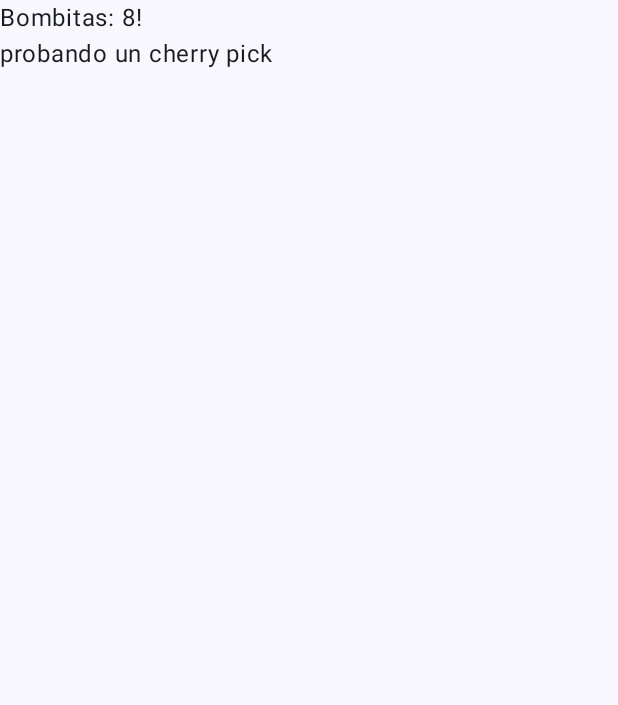
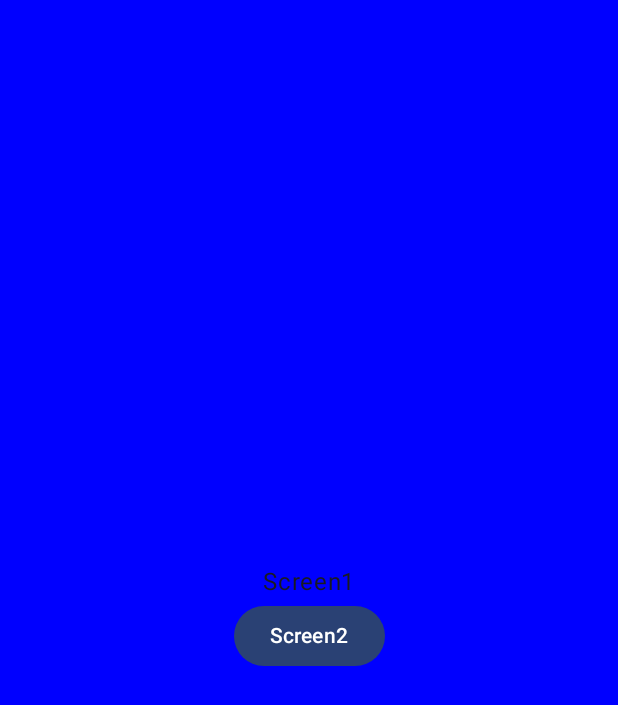
Before and after one commit to JFGdeveloper/Gitpruebas_fjg, an Android app built with Jetpack Compose: the screen it shows after launch (MainActivity), on a phone screen of 412 x 824 dp. Shown: the top 705 px of the screen. Run offline under Robolectric (Android 15) with nearby library versions, the phone set to English and light mode, and no system bars.

Commit message:
NAVEGACION SIMPLE

```diff
--- a/app/src/main/java/com/jfg/gitpruebas/MainActivity.kt
+++ b/app/src/main/java/com/jfg/gitpruebas/MainActivity.kt
@@ -1,32 +1,25 @@
 package com.jfg.gitpruebas
 
 import android.os.Bundle
-import android.widget.ProgressBar
-import android.widget.Toast
 import androidx.activity.ComponentActivity
 import androidx.activity.compose.setContent
 import androidx.activity.viewModels
-import androidx.compose.foundation.layout.Box
-import androidx.compose.foundation.layout.Column
 import androidx.compose.foundation.layout.fillMaxSize
 import androidx.compose.material3.MaterialTheme
-import androidx.compose.material3.ProgressIndicatorDefaults
 import androidx.compose.material3.Surface
-import androidx.compose.material3.Text
-import androidx.compose.runtime.Composable
-import androidx.compose.ui.Alignment
 import androidx.compose.ui.Modifier
-import androidx.compose.ui.platform.LocalContext
-import androidx.compose.ui.tooling.preview.Preview
-import com.jfg.gitpruebas.presentation.GitPruebasViewModel
-import com.jfg.gitpruebas.presentation.ui.MainResponse
+import androidx.navigation.compose.NavHost
+import androidx.navigation.compose.composable
+import androidx.navigation.compose.rememberNavController
+import com.jfg.gitpruebas.presentation.BombitasVm
+import com.jfg.gitpruebas.presentation.Screen1
+import com.jfg.gitpruebas.presentation.Screen2
+import com.jfg.gitpruebas.presentation.ValidateBombitas
 import com.jfg.gitpruebas.presentation.ui.theme.GitPruebasTheme
-import kotlinx.coroutines.GlobalScope
-import kotlinx.coroutines.launch
 
 class MainActivity : ComponentActivity() {
 
-    val vm by viewModels<GitPruebasViewModel>()
+    val vm by viewModels<BombitasVm>()
 
 
     override fun onCreate(savedInstanceState: Bundle?) {
@@ -41,44 +34,19 @@ class MainActivity : ComponentActivity() {
                 ) {
 
                    vm.getBombitasState()
-                    ValidateScreen(vm = vm)
+                    val controller = rememberNavController()
+                    NavHost(navController = controller, startDestination = "screen1") {
+                        composable("screen1") { Screen1(controller = controller) }
+                        composable("screen2") { Screen2(controller = controller) }
+                        composable("bombitas") { ValidateBombitas(vm = vm, controller = controller )}
+                    }
+
                 }
             }
         }
     }
 }
 
-@Composable
-fun Greeting(name: String, modifier: Modifier = Modifier) {
-
-    Column(modifier = Modifier.fillMaxSize()) {
-        Text(
-                text = "Bombitas: $name!",
-                modifier = modifier
-        )
-        Text(text = "probando un cherry pick")
-    }
-
-}
-
-@Composable
-fun ValidateScreen(vm: GitPruebasViewModel) {
-
-    val context = LocalContext.current
-    when(val repo = vm.bombitasState){
-        MainResponse.Loading -> {
-            ProgressBar(context)
-        }
-
-        is MainResponse.Error -> {
-
-            Toast.makeText(context,"ERROR: ${repo.msg}",Toast.LENGTH_SHORT).show()
-        }
-        is MainResponse.Success -> {
-            Greeting(name = repo.bombitas.toString())
-        }
-
-        else -> {}
-    }
-
-}
+/***
+ * RAMA DE NAVEGACION SIMPLE EL HOST ESTA EN MAINACTIVITY
+ */
--- a/app/src/main/java/com/jfg/gitpruebas/presentation/GitPruebasViewModel.kt
+++ b/app/src/main/java/com/jfg/gitpruebas/presentation/BombitasVm.kt
@@ -1,7 +1,6 @@
 package com.jfg.gitpruebas.presentation
 
 import android.util.Log
-import androidx.compose.runtime.MutableState
 import androidx.compose.runtime.getValue
 import androidx.compose.runtime.mutableStateOf
 import androidx.compose.runtime.setValue
@@ -9,15 +8,12 @@ import androidx.lifecycle.ViewModel
 import androidx.lifecycle.viewModelScope
 import com.jfg.gitpruebas.data.EjmRepository
 import com.jfg.gitpruebas.presentation.ui.MainResponse
-import kotlinx.coroutines.flow.MutableStateFlow
-import kotlinx.coroutines.flow.StateFlow
 import kotlinx.coroutines.flow.catch
-import kotlinx.coroutines.flow.collect
 import kotlinx.coroutines.flow.map
 import kotlinx.coroutines.flow.onEach
 import kotlinx.coroutines.launch
 
-class GitPruebasViewModel: ViewModel() {
+class BombitasVm: ViewModel() {
 
     val objRepository = EjmRepository()
 
--- /dev/null
+++ b/app/src/main/java/com/jfg/gitpruebas/presentation/Screen1.kt
@@ -0,0 +1,30 @@
+package com.jfg.gitpruebas.presentation
+
+import androidx.compose.foundation.background
+import androidx.compose.foundation.clickable
+import androidx.compose.foundation.layout.Arrangement
+import androidx.compose.foundation.layout.Box
+import androidx.compose.foundation.layout.Column
+import androidx.compose.foundation.layout.fillMaxSize
+import androidx.compose.material3.Button
+import androidx.compose.material3.Text
+import androidx.compose.runtime.Composable
+import androidx.compose.ui.Alignment
+import androidx.compose.ui.Modifier
+import androidx.compose.ui.graphics.Color
+import androidx.navigation.NavHostController
+
+@Composable
+fun Screen1(controller: NavHostController) {
+    Column(modifier = Modifier
+        .fillMaxSize()
+        .background(Color.Blue),
+           horizontalAlignment = Alignment.CenterHorizontally,
+           verticalArrangement = Arrangement.Center
+    ) {
+        Text(text = "Screen1")
+        Button(onClick = { controller.navigate("screen2") }) {
+            Text(text = "Screen2")
+        }
+    }
+}
```
Also changed, not shown: app/src/main/java/com/jfg/gitpruebas/presentation/BombitasScreen.kt (added, +32 -0 lines), app/src/main/java/com/jfg/gitpruebas/presentation/Screen2.kt (added, +31 -0 lines), app/src/main/java/com/jfg/gitpruebas/presentation/ValidateBombitas.kt (added, +30 -0 lines).
